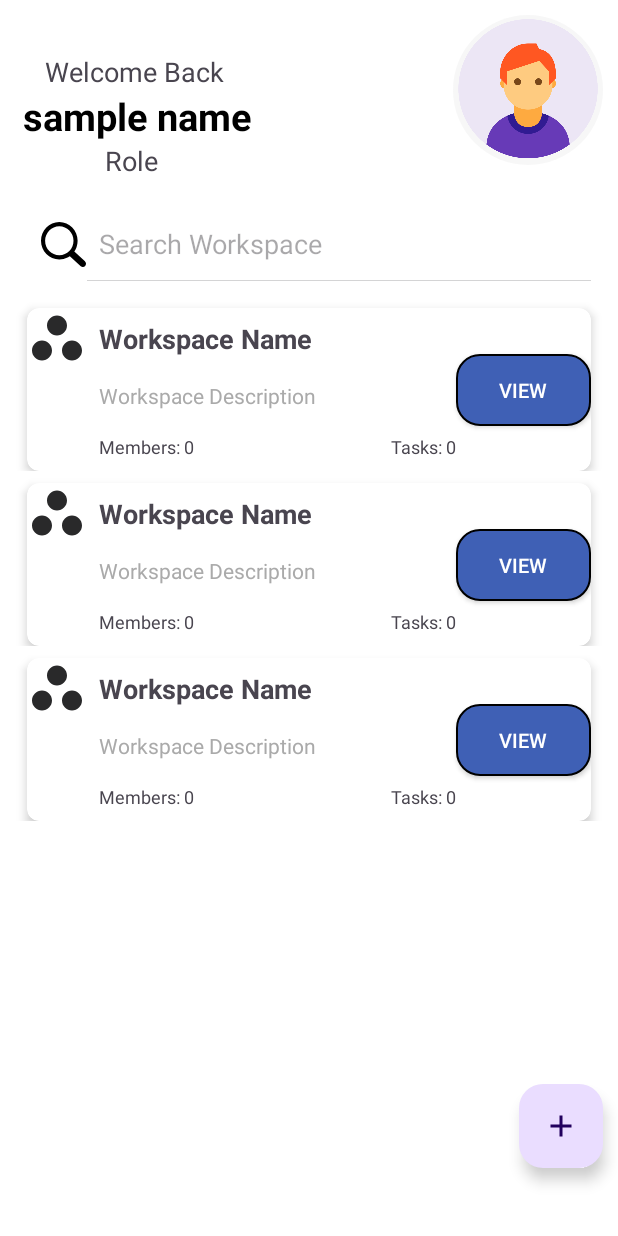
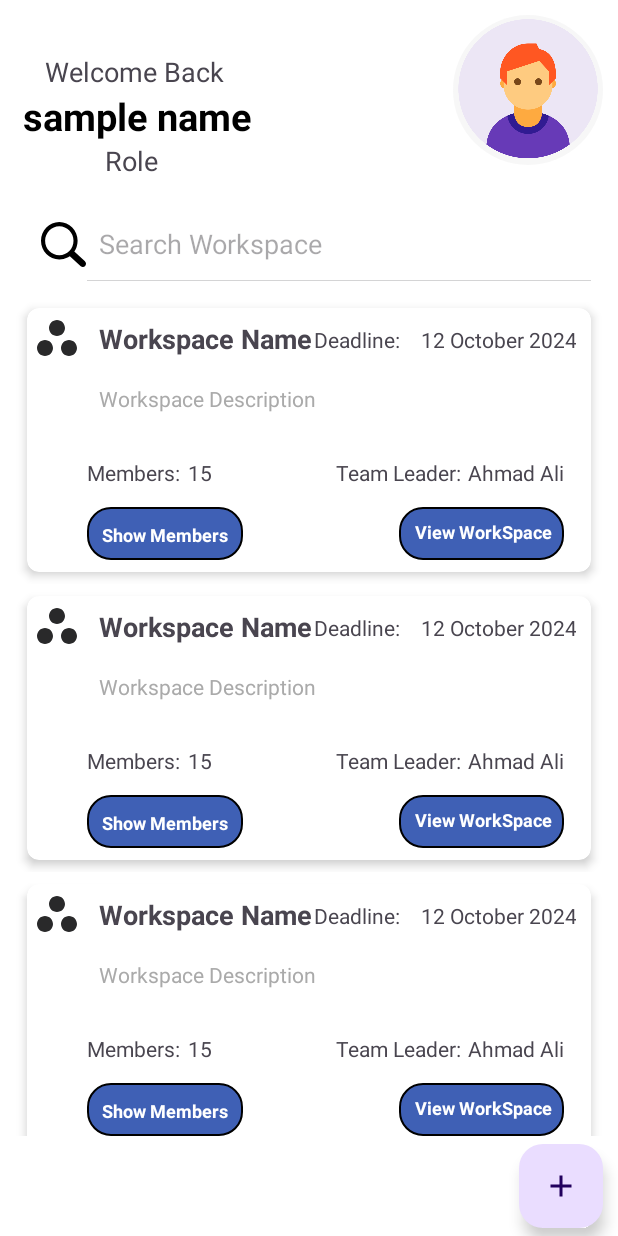
Before and after one commit to itsWaleeddev/Teams-Collaboration, an Android app: the layout activity_main.xml on its own in the app's theme, with its tools: preview values and no code run, on a phone screen of 412 x 824 dp. Run offline under Robolectric (Android 15) with nearby library versions, the phone set to English and light mode, and no system bars.

Commit message:
Imroved workspace item in main

```diff
--- a/app/build.gradle.kts
+++ b/app/build.gradle.kts
@@ -11,7 +11,7 @@ android {
     }
     defaultConfig {
         applicationId = "com.example.teamscollaboration"
-        minSdk = 24
+        minSdk = 34
         targetSdk = 34
         versionCode = 1
         versionName = "1.0"
--- a/app/src/main/AndroidManifest.xml
+++ b/app/src/main/AndroidManifest.xml
@@ -11,7 +11,7 @@
         android:roundIcon="@mipmap/ic_launcher_round"
         android:supportsRtl="true"
         android:theme="@style/Theme.TeamsCollaboration"
-        tools:targetApi="31">
+        tools:targetApi="34">
         <activity
             android:name=".ChooseMembers"
             android:exported="false" />
--- a/app/src/main/res/layout/activity_main.xml
+++ b/app/src/main/res/layout/activity_main.xml
@@ -92,11 +92,13 @@
     <androidx.recyclerview.widget.RecyclerView
         android:id="@+id/recyclerView"
         android:layout_width="match_parent"
-        android:layout_height="wrap_content"
+        android:layout_height="0dp"
         android:layout_marginStart="10dp"
         android:layout_marginTop="10dp"
         android:layout_marginEnd="10dp"
+        android:layout_marginBottom="5dp"
         android:minHeight="480dp"
+        app:layout_constraintBottom_toTopOf="@+id/addWorkspace"
         app:layout_constraintEnd_toEndOf="parent"
         app:layout_constraintStart_toStartOf="parent"
         app:layout_constraintTop_toBottomOf="@+id/searchView"
@@ -108,13 +110,11 @@
         android:layout_height="wrap_content"
         android:layout_alignParentRight="true"
         android:layout_alignParentBottom="true"
-        android:layout_marginTop="5dp"
         android:layout_marginEnd="10dp"
         android:layout_marginBottom="5dp"
         android:contentDescription="add workspace"
         android:src="@drawable/baseline_add_24"
         app:layout_constraintBottom_toBottomOf="parent"
-        app:layout_constraintEnd_toEndOf="parent"
-        app:layout_constraintTop_toBottomOf="@+id/recyclerView" />
+        app:layout_constraintEnd_toEndOf="parent" />
 
 </androidx.constraintlayout.widget.ConstraintLayout>
--- a/app/src/main/res/layout/activity_sign_in.xml
+++ b/app/src/main/res/layout/activity_sign_in.xml
@@ -104,6 +104,7 @@
         android:layout_marginTop="15dp"
         android:text="Already have an account?"
         android:textAlignment="center"
+        android:textColor="@android:color/system_primary_container_dark"
         android:textSize="16sp"
         app:layout_constraintEnd_toEndOf="@+id/googleSignIn"
         app:layout_constraintStart_toStartOf="@+id/googleSignIn"
--- a/app/src/main/res/layout/item_workspace.xml
+++ b/app/src/main/res/layout/item_workspace.xml
@@ -12,19 +12,41 @@
         android:padding="8dp"
         app:cardCornerRadius="8dp"
         app:cardElevation="4dp"
+        app:layout_constraintBottom_toBottomOf="parent"
         app:layout_constraintEnd_toEndOf="parent"
         app:layout_constraintStart_toStartOf="parent"
         app:layout_constraintTop_toTopOf="parent">
 
         <androidx.constraintlayout.widget.ConstraintLayout
             android:layout_width="match_parent"
-            android:layout_height="wrap_content">
+            android:layout_height="match_parent">
 
             <!-- Workspace Icon -->
+
+            <TextView
+                android:id="@+id/viewWorkspaceButton"
+                android:layout_width="wrap_content"
+                android:layout_height="35dp"
+                android:layout_marginTop="8dp"
+                android:layout_marginEnd="18dp"
+                android:layout_marginBottom="8dp"
+                android:background="@drawable/button_design"
+                android:padding="8dp"
+                android:text=" View WorkSpace"
+                android:textAlignment="center"
+                android:textColor="@color/white"
+                android:textSize="12sp"
+                android:textStyle="bold"
+                app:layout_constraintBottom_toBottomOf="parent"
+                app:layout_constraintEnd_toEndOf="parent"
+                app:layout_constraintTop_toBottomOf="@+id/leaderName" />
+
             <ImageView
                 android:id="@+id/workspaceIcon"
                 android:layout_width="40dp"
                 android:layout_height="40dp"
+                android:padding="4dp"
+                android:scaleType="centerInside"
                 android:src="@drawable/workspace"
                 app:layout_constraintStart_toStartOf="parent"
                 app:layout_constraintTop_toTopOf="parent" />
@@ -38,62 +60,126 @@
                 android:text="Workspace Name"
                 android:textSize="18sp"
                 android:textStyle="bold"
-                app:layout_constraintEnd_toStartOf="@id/actionButton"
                 app:layout_constraintStart_toEndOf="@id/workspaceIcon"
                 app:layout_constraintTop_toTopOf="parent" />
 
             <!-- Workspace Description -->
+
+            <!-- Number of Members -->
             <TextView
                 android:id="@+id/workspaceDescription"
-                android:layout_width="0dp"
-                android:layout_height="wrap_content"
+                android:layout_width="338dp"
+                android:layout_height="48dp"
+                android:layout_marginTop="2dp"
+                android:layout_marginEnd="2dp"
+                android:inputType="textMultiLine"
                 android:padding="8dp"
                 android:text="Workspace Description"
                 android:textColor="@android:color/darker_gray"
                 android:textSize="14sp"
-                app:layout_constraintEnd_toStartOf="@id/actionButton"
+                app:layout_constraintEnd_toEndOf="parent"
+                app:layout_constraintHorizontal_bias="0.0"
                 app:layout_constraintStart_toStartOf="@id/workspaceName"
                 app:layout_constraintTop_toBottomOf="@id/workspaceName" />
-
-            <!-- Number of Members -->
-            <TextView
-                android:id="@+id/workspaceMembers"
-                android:layout_width="wrap_content"
-                android:layout_height="wrap_content"
-                android:padding="8dp"
-                android:text="Members: 0"
-                android:textSize="12sp"
-                app:layout_constraintStart_toStartOf="@id/workspaceName"
-                app:layout_constraintTop_toBottomOf="@id/workspaceDescription" />
 
             <!-- Number of Tasks -->
 
             <!-- Action Button (e.g., View or Edit) -->
+
             <TextView
-                android:id="@+id/workspaceTasks"
+                android:id="@+id/workspaceMembers"
                 android:layout_width="wrap_content"
-                android:layout_height="wrap_content"
+                android:layout_height="30dp"
+                android:layout_marginTop="4dp"
+                android:gravity="center"
+                android:text="Members: "
+                android:textAlignment="center"
+                android:textSize="14sp"
+                app:layout_constraintStart_toStartOf="@+id/workspaceDescription"
+                app:layout_constraintTop_toBottomOf="@+id/workspaceDescription" />
+
+            <TextView
+                android:id="@+id/deadline"
+                android:layout_width="wrap_content"
+                android:layout_height="40dp"
+                android:layout_marginTop="2dp"
+                android:layout_marginEnd="2dp"
+                android:layout_marginBottom="2dp"
+                android:gravity="center"
                 android:padding="8dp"
-                android:text="Tasks: 0"
+                android:text="12 October 2024"
+                android:textAlignment="center"
+                android:textSize="14sp"
+                app:layout_constraintBottom_toTopOf="@+id/workspaceDescription"
+                app:layout_constraintEnd_toEndOf="parent"
+                app:layout_constraintTop_toTopOf="parent" />
+
+            <TextView
+                android:id="@+id/leaderName"
+                android:layout_width="wrap_content"
+                android:layout_height="30dp"
+                android:layout_marginTop="4dp"
+                android:layout_marginEnd="18dp"
+                android:gravity="center"
+                android:text="Ahmad Ali"
+                android:textAlignment="center"
+                app:layout_constraintEnd_toEndOf="parent"
+                app:layout_constraintTop_toBottomOf="@+id/workspaceDescription" />
+
+            <TextView
+                android:id="@+id/workSpaceLeader"
+                android:layout_width="wrap_content"
+                android:layout_height="30dp"
+                android:layout_marginTop="4dp"
+                android:layout_marginEnd="2dp"
+                android:gravity="center"
+                android:text="Team Leader: "
+                android:textAlignment="center"
+                app:layout_constraintEnd_toStartOf="@+id/leaderName"
+                app:layout_constraintTop_toBottomOf="@+id/workspaceDescription" />
+
+            <TextView
+                android:id="@+id/totalMembers"
+                android:layout_width="wrap_content"
+                android:layout_height="30dp"
+                android:layout_marginStart="2dp"
+                android:layout_marginTop="4dp"
+                android:gravity="center"
+                android:text="15"
+                android:textAlignment="center"
+                app:layout_constraintStart_toEndOf="@+id/workspaceMembers"
+                app:layout_constraintTop_toBottomOf="@+id/workspaceDescription" />
+
+            <TextView
+                android:id="@+id/showMembersButton"
+                android:layout_width="wrap_content"
+                android:layout_height="35dp"
+                android:layout_marginTop="8dp"
+                android:layout_marginBottom="8dp"
+                android:background="@drawable/button_design"
+                android:padding="10dp"
+                android:text="Show Members"
+                android:textColor="@color/white"
                 android:textSize="12sp"
-                app:layout_constraintEnd_toEndOf="parent"
-                app:layout_constraintHorizontal_bias="0.586"
-                app:layout_constraintStart_toEndOf="@+id/workspaceMembers"
-                app:layout_constraintTop_toBottomOf="@id/workspaceDescription" />
+                android:textStyle="bold"
+                app:layout_constraintBottom_toBottomOf="parent"
+                app:layout_constraintStart_toStartOf="@+id/workspaceMembers"
+                app:layout_constraintTop_toBottomOf="@+id/workspaceMembers" />
 
-            <androidx.appcompat.widget.AppCompatButton
-                android:id="@+id/actionButton"
-                android:layout_width="90dp"
-                android:layout_height="48dp"
-                android:background="@drawable/button_design"
-                android:padding="8dp"
-                android:text="View"
-                android:textColor="@color/white"
-                android:textSize="13sp"
-                app:layout_constraintBottom_toBottomOf="parent"
-                app:layout_constraintEnd_toEndOf="parent"
-                app:layout_constraintTop_toTopOf="parent"
-                tools:ignore="TouchTargetSize" />
+            <TextView
+                android:id="@+id/workspaceDeadline"
+                android:layout_width="wrap_content"
+                android:layout_height="40dp"
+                android:layout_marginTop="2dp"
+                android:layout_marginEnd="2dp"
+                android:layout_marginBottom="2dp"
+                android:gravity="center"
+                android:text="Deadline: "
+                android:textAlignment="center"
+                android:textSize="14sp"
+                app:layout_constraintBottom_toTopOf="@+id/workspaceDescription"
+                app:layout_constraintEnd_toStartOf="@+id/deadline"
+                app:layout_constraintTop_toTopOf="parent" />
 
         </androidx.constraintlayout.widget.ConstraintLayout>
     </androidx.cardview.widget.CardView>
```
